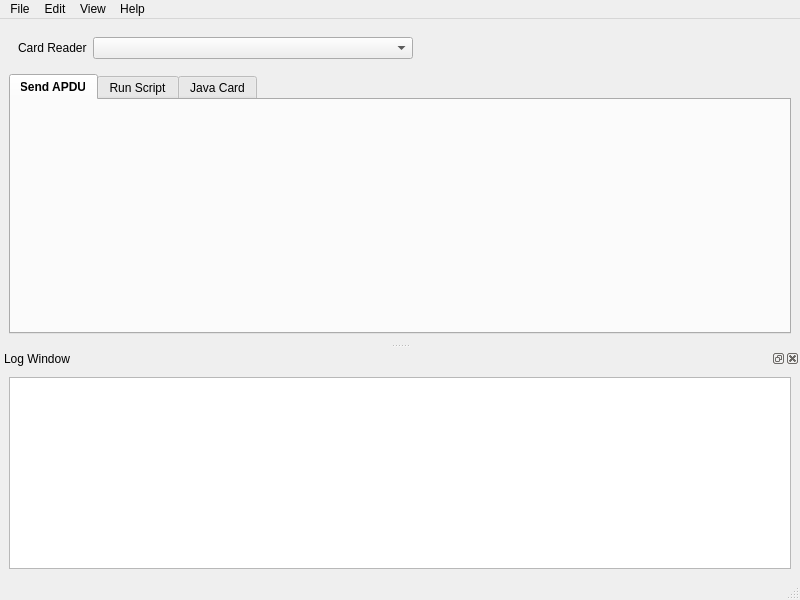
The window that res/forms/mainwindow.ui (CouleurQ/SmartCardManager) describes before a commit, drawn with Qt 5.
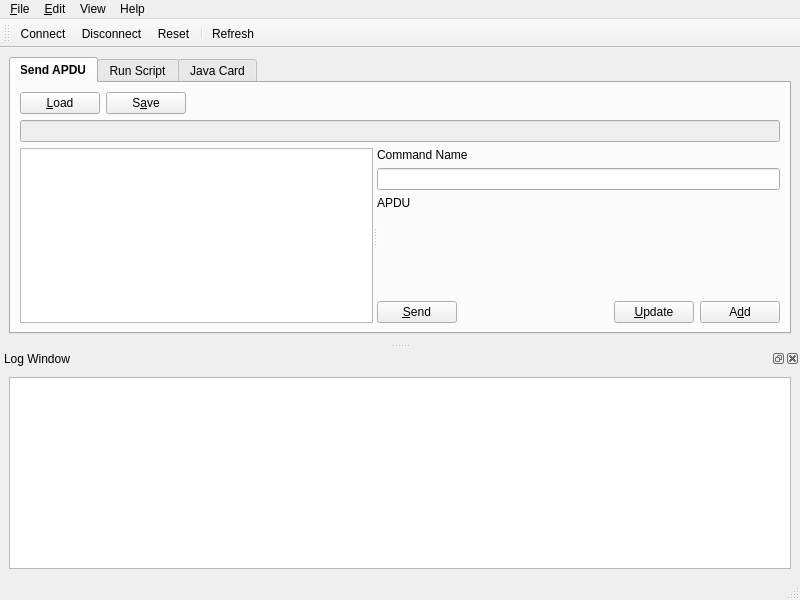
The same window after the commit. Icons and pictures are not drawn. Custom widgets are drawn as their Qt base class.

Commit message: Basic PCSC handling, SendAPDU tab and cleanup of code, new icons

```diff
--- a/res/forms/mainwindow.ui
+++ b/res/forms/mainwindow.ui
@@ -15,59 +15,6 @@
   </property>
   <widget class="QWidget" name="centralwidget">
    <layout class="QVBoxLayout" name="verticalLayout">
-    <item alignment="Qt::AlignmentFlag::AlignLeft">
-     <widget class="QWidget" name="horizontalWidget" native="true">
-      <property name="sizePolicy">
-       <sizepolicy hsizetype="Preferred" vsizetype="Preferred">
-        <horstretch>0</horstretch>
-        <verstretch>0</verstretch>
-       </sizepolicy>
-      </property>
-      <layout class="QHBoxLayout" name="horizontalLayout">
-       <item alignment="Qt::AlignmentFlag::AlignLeft">
-        <widget class="QLabel" name="label">
-         <property name="sizePolicy">
-          <sizepolicy hsizetype="Minimum" vsizetype="Preferred">
-           <horstretch>0</horstretch>
-           <verstretch>0</verstretch>
-          </sizepolicy>
-         </property>
-         <property name="minimumSize">
-          <size>
-           <width>57</width>
-           <height>0</height>
-          </size>
-         </property>
-         <property name="text">
-          <string>Card Reader</string>
-         </property>
-        </widget>
-       </item>
-       <item alignment="Qt::AlignmentFlag::AlignLeft">
-        <widget class="QComboBox" name="comboBox">
-         <property name="sizePolicy">
-          <sizepolicy hsizetype="MinimumExpanding" vsizetype="Fixed">
-           <horstretch>0</horstretch>
-           <verstretch>0</verstretch>
-          </sizepolicy>
-         </property>
-         <property name="minimumSize">
-          <size>
-           <width>320</width>
-           <height>0</height>
-          </size>
-         </property>
-         <property name="maximumSize">
-          <size>
-           <width>79</width>
-           <height>16777215</height>
-          </size>
-         </property>
-        </widget>
-       </item>
-      </layout>
-     </widget>
-    </item>
     <item>
      <widget class="QTabWidget" name="tabWidget">
       <property name="styleSheet">
@@ -91,6 +38,144 @@
        <attribute name="title">
         <string>Send APDU</string>
        </attribute>
+       <layout class="QVBoxLayout" name="verticalLayout_5">
+        <item>
+         <layout class="QHBoxLayout" name="horizontalLayoutTop">
+          <item>
+           <widget class="QPushButton" name="pushButtonLoad">
+            <property name="text">
+             <string>&amp;Load</string>
+            </property>
+           </widget>
+          </item>
+          <item>
+           <widget class="QPushButton" name="pushButtonSave">
+            <property name="text">
+             <string>S&amp;ave</string>
+            </property>
+           </widget>
+          </item>
+          <item>
+           <spacer name="horizontalSpacerButtons">
+            <property name="orientation">
+             <enum>Qt::Orientation::Horizontal</enum>
+            </property>
+            <property name="sizeHint" stdset="0">
+             <size>
+              <width>40</width>
+              <height>20</height>
+             </size>
+            </property>
+           </spacer>
+          </item>
+         </layout>
+        </item>
+        <item>
+         <widget class="QLineEdit" name="lineEditFilename">
+          <property name="enabled">
+           <bool>false</bool>
+          </property>
+          <property name="readOnly">
+           <bool>true</bool>
+          </property>
+         </widget>
+        </item>
+        <item>
+         <widget class="QSplitter" name="splitterTab">
+          <property name="orientation">
+           <enum>Qt::Orientation::Horizontal</enum>
+          </property>
+          <widget class="QWidget" name="rightPanel_2">
+           <layout class="QVBoxLayout" name="verticalLayoutRightLeft">
+            <item>
+             <widget class="QListView" name="listViewCommands"/>
+            </item>
+           </layout>
+          </widget>
+          <widget class="QWidget" name="verticalLayoutWidget_2">
+           <layout class="QVBoxLayout" name="verticalLayoutRight_2">
+            <item>
+             <widget class="QLabel" name="label_2">
+              <property name="text">
+               <string>Command Name</string>
+              </property>
+             </widget>
+            </item>
+            <item>
+             <widget class="QLineEdit" name="lineEditName"/>
+            </item>
+            <item>
+             <widget class="QLabel" name="label_3">
+              <property name="text">
+               <string>APDU</string>
+              </property>
+             </widget>
+            </item>
+            <item>
+             <widget class="HexEdit" name="textEditApdu" native="true">
+              <property name="font">
+               <font>
+                <family>Monospace</family>
+               </font>
+              </property>
+             </widget>
+            </item>
+            <item>
+             <spacer name="verticalSpacer">
+              <property name="orientation">
+               <enum>Qt::Orientation::Vertical</enum>
+              </property>
+              <property name="sizeHint" stdset="0">
+               <size>
+                <width>20</width>
+                <height>40</height>
+               </size>
+              </property>
+             </spacer>
+            </item>
+            <item>
+             <layout class="QHBoxLayout" name="horizontalLayout_2">
+              <item>
+               <widget class="QPushButton" name="pushButtonSend">
+                <property name="text">
+                 <string>&amp;Send</string>
+                </property>
+               </widget>
+              </item>
+              <item>
+               <spacer name="horizontalSpacer">
+                <property name="orientation">
+                 <enum>Qt::Orientation::Horizontal</enum>
+                </property>
+                <property name="sizeHint" stdset="0">
+                 <size>
+                  <width>40</width>
+                  <height>20</height>
+                 </size>
+                </property>
+               </spacer>
+              </item>
+              <item>
+               <widget class="QPushButton" name="pushButtonUpdate">
+                <property name="text">
+                 <string>&amp;Update</string>
+                </property>
+               </widget>
+              </item>
+              <item>
+               <widget class="QPushButton" name="pushButtonAdd">
+                <property name="text">
+                 <string>A&amp;dd</string>
+                </property>
+               </widget>
+              </item>
+             </layout>
+            </item>
+           </layout>
+          </widget>
+         </widget>
+        </item>
+       </layout>
       </widget>
       <widget class="QWidget" name="tab_2">
        <attribute name="title">
@@ -117,7 +202,7 @@
    </property>
    <widget class="QMenu" name="menuFile">
     <property name="title">
-     <string>File</string>
+     <string>&amp;File</string>
     </property>
     <addaction name="separator"/>
     <addaction name="actionSettings"/>
@@ -126,7 +211,7 @@
    </widget>
    <widget class="QMenu" name="menuEdit">
     <property name="title">
-     <string>Edit</string>
+     <string>&amp;Edit</string>
     </property>
     <addaction name="actionCopy"/>
     <addaction name="actionPaste"/>
@@ -171,6 +256,22 @@
     </layout>
    </widget>
   </widget>
+  <widget class="QToolBar" name="toolBar">
+   <property name="windowTitle">
+    <string>toolBar</string>
+   </property>
+   <attribute name="toolBarArea">
+    <enum>TopToolBarArea</enum>
+   </attribute>
+   <attribute name="toolBarBreak">
+    <bool>false</bool>
+   </attribute>
+   <addaction name="actionConnect"/>
+   <addaction name="actionDisconnect"/>
+   <addaction name="actionReset"/>
+   <addaction name="separator"/>
+   <addaction name="actionRefresh"/>
+  </widget>
   <action name="actionExit">
    <property name="text">
     <string>Exit</string>
@@ -232,7 +333,74 @@
     <string>Clear</string>
    </property>
   </action>
+  <action name="actionConnect">
+   <property name="icon">
+    <iconset resource="../resources.qrc">
+     <normaloff>:/res/icons/action_connect.svg</normaloff>:/res/icons/action_connect.svg</iconset>
+   </property>
+   <property name="text">
+    <string>Connect</string>
+   </property>
+   <property name="toolTip">
+    <string>Connect the attached smart card</string>
+   </property>
+   <property name="menuRole">
+    <enum>QAction::MenuRole::NoRole</enum>
+   </property>
+  </action>
+  <action name="actionDisconnect">
+   <property name="icon">
+    <iconset resource="../resources.qrc">
+     <normaloff>:/res/icons/action_disconnect.svg</normaloff>:/res/icons/action_disconnect.svg</iconset>
+   </property>
+   <property name="text">
+    <string>Disconnect</string>
+   </property>
+   <property name="toolTip">
+    <string>Disconnect smart card from the reader</string>
+   </property>
+   <property name="menuRole">
+    <enum>QAction::MenuRole::NoRole</enum>
+   </property>
+  </action>
+  <action name="actionReset">
+   <property name="icon">
+    <iconset resource="../resources.qrc">
+     <normaloff>:/res/icons/action_reset.svg</normaloff>:/res/icons/action_reset.svg</iconset>
+   </property>
+   <property name="text">
+    <string>Reset</string>
+   </property>
+   <property name="toolTip">
+    <string>Reset the connected smart card</string>
+   </property>
+   <property name="menuRole">
+    <enum>QAction::MenuRole::NoRole</enum>
+   </property>
+  </action>
+  <action name="actionRefresh">
+   <property name="icon">
+    <iconset resource="../resources.qrc">
+     <normaloff>:/res/icons/action_refresh.svg</normaloff>:/res/icons/action_refresh.svg</iconset>
+   </property>
+   <property name="text">
+    <string>Refresh</string>
+   </property>
+   <property name="toolTip">
+    <string>Reload the list of attached PCSC smart card readers</string>
+   </property>
+   <property name="menuRole">
+    <enum>QAction::MenuRole::NoRole</enum>
+   </property>
+  </action>
  </widget>
+ <customwidgets>
+  <customwidget>
+   <class>HexEdit</class>
+   <extends>QWidget</extends>
+   <header>hexedit.h</header>
+  </customwidget>
+ </customwidgets>
  <tabstops>
   <tabstop>tabWidget</tabstop>
   <tabstop>logTextEdit</tabstop>
```
Left out of the diff: 40 changed lines with no effect on the pictures. The commit also changes 25 other files.
